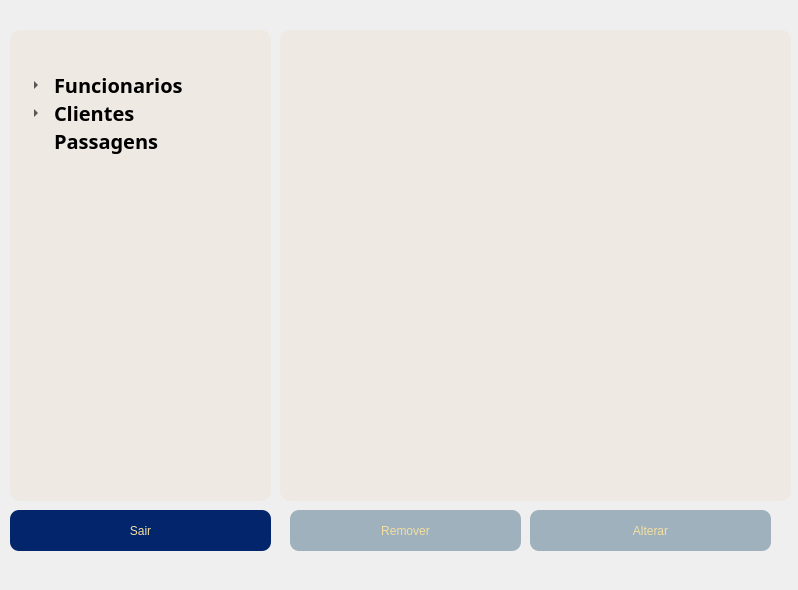
Qt form AirSys_Projeto_python/views/telaMenuGerente/telaMenuGerente.ui (WagnoLeaoSergio/Projeto-AirSys) before a commit.
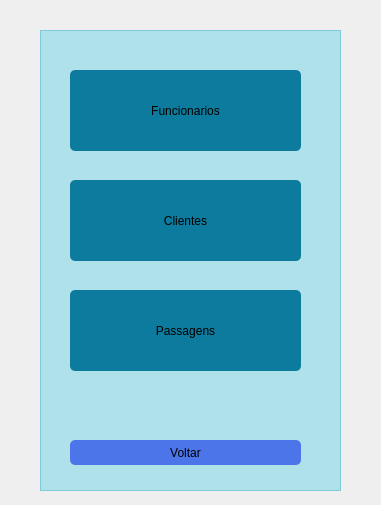
The same form after that commit. Icons and pictures are not drawn.

Commit message: implementado funcionalidade de alterar campos das entidades e criadas o restante das telas

The edit to the form file:
```diff
--- a/AirSys_Projeto_python/views/telaMenuGerente/telaMenuGerente.ui
+++ b/AirSys_Projeto_python/views/telaMenuGerente/telaMenuGerente.ui
@@ -6,212 +6,88 @@
    <rect>
     <x>0</x>
     <y>0</y>
-    <width>798</width>
-    <height>590</height>
+    <width>381</width>
+    <height>505</height>
    </rect>
   </property>
   <property name="windowTitle">
    <string>AirSys - Menu</string>
   </property>
   <property name="styleSheet">
-   <string notr="true">#telaMenuGerente
+   <string notr="true">#telaOpcoesGerente
 {
 background-image: url(:/fundos/fundo3.jpg);
 }
 
-#tabelaFuncionarios
+#frame
 {
-border-radius: 10px;
-background-color: rgba(239, 230, 221, 150);
+background-color: rgba(6, 190, 225, 70);
 }
 
-#frameListaOpcoes
+#botaoFuncionarios
 {
-border-radius: 10px;
-background-color: rgba(239, 230, 221, 150);
+border-radius: 5px;
+background-color: rgb(12, 123, 157);
+font: 14pt &quot;Noto Serif Malayalam&quot;;
 }
 
-#listaOpcoes
+#botaoFuncionarios:hover
 {
-font: 15pt &quot;MathJax_Size1&quot;;
-background-color: rgb(255, 255, 255, 0);
+border-radius: 5px;
+background-color: rgb(145, 206, 243);
+font: 14pt &quot;Noto Serif Malayalam&quot;;
+}
+
+#botaoClientes
+{
+border-radius: 5px;
+background-color: rgb(12, 123, 157);
+font: 14pt &quot;Noto Serif Malayalam&quot;;
+}
+
+#botaoClientes:hover
+{
+border-radius: 5px;
+background-color: rgb(145, 206, 243);
+font: 14pt &quot;Noto Serif Malayalam&quot;;
+}
+
+#botaoPassagens
+{
+border-radius: 5px;
+background-color: rgb(12, 123, 157);
+font: 14pt &quot;Noto Serif Malayalam&quot;;
+}
+
+#botaoPassagens:hover
+{
+border-radius: 5px;
+background-color: rgb(145, 206, 243);
+font: 14pt &quot;Noto Serif Malayalam&quot;;
 }
 
 #botaoVoltar
 {
-font: 14pt &quot;Bitstream Vera Sans&quot;;
-border-radius:9px;
-color: rgb(243, 223, 162);
-background-color: rgb(3, 37, 108);
+border-radius: 5px;
+background-color: rgb(75, 117, 232);
+font: 14pt &quot;Noto Serif Malayalam&quot;;
 }
+
 #botaoVoltar:hover
 {
-font: 14pt &quot;Bitstream Vera Sans&quot;;
-border-radius:9px;
-background-color: #6E8898;
-}
-
-#botaoRemover
-{
-font: 14pt &quot;Bitstream Vera Sans&quot;;
-border-radius:9px;
-color: rgb(243, 223, 162);
-background-color: #9FB1BC;
-}
-#botaoRemover:hover
-{
-font: 14pt &quot;Bitstream Vera Sans&quot;;
-border-radius:9px;
-background-color: #6E8898;
-}
-
-#botaoAlterar
-{
-font: 14pt &quot;Bitstream Vera Sans&quot;;
-border-radius:9px;
-color: rgb(243, 223, 162);
-background-color: #9FB1BC;
-}
-#botaoAlterar:hover
-{
-font: 14pt &quot;Bitstream Vera Sans&quot;;
-border-radius:9px;
-background-color: #6E8898;
+border-radius: 5px;
+background-color: rgb(121, 173, 255);
+font: 14pt &quot;Noto Serif Malayalam&quot;;
 }</string>
   </property>
   <widget class="QWidget" name="centralwidget">
-   <widget class="QTableWidget" name="tabelaFuncionarios">
+   <widget class="QFrame" name="frame">
     <property name="geometry">
      <rect>
-      <x>280</x>
+      <x>40</x>
       <y>30</y>
-      <width>511</width>
-      <height>471</height>
-     </rect>
-    </property>
-    <property name="font">
-     <font>
-      <pointsize>12</pointsize>
-     </font>
-    </property>
-    <property name="verticalScrollBarPolicy">
-     <enum>Qt::ScrollBarAlwaysOff</enum>
-    </property>
-    <property name="sizeAdjustPolicy">
-     <enum>QAbstractScrollArea::AdjustIgnored</enum>
-    </property>
-    <property name="autoScroll">
-     <bool>true</bool>
-    </property>
-    <property name="showDropIndicator" stdset="0">
-     <bool>false</bool>
-    </property>
-    <property name="alternatingRowColors">
-     <bool>false</bool>
-    </property>
-    <property name="selectionMode">
-     <enum>QAbstractItemView::SingleSelection</enum>
-    </property>
-    <property name="selectionBehavior">
-     <enum>QAbstractItemView::SelectRows</enum>
-    </property>
-    <property name="showGrid">
-     <bool>false</bool>
-    </property>
-    <property name="gridStyle">
-     <enum>Qt::NoPen</enum>
-    </property>
-    <property name="cornerButtonEnabled">
-     <bool>false</bool>
-    </property>
-    <attribute name="horizontalHeaderVisible">
-     <bool>false</bool>
-    </attribute>
-    <attribute name="horizontalHeaderDefaultSectionSize">
-     <number>101</number>
-    </attribute>
-    <attribute name="horizontalHeaderStretchLastSection">
-     <bool>false</bool>
-    </attribute>
-    <attribute name="verticalHeaderVisible">
-     <bool>false</bool>
-    </attribute>
-    <attribute name="verticalHeaderDefaultSectionSize">
-     <number>60</number>
-    </attribute>
-    <row>
-     <property name="text">
-      <string>New Row</string>
-     </property>
-    </row>
-    <row>
-     <property name="text">
-      <string>New Row</string>
-     </property>
-    </row>
-    <row>
-     <property name="text">
-      <string>New Row</string>
-     </property>
-    </row>
-    <row>
-     <property name="text">
-      <string>New Row</string>
-     </property>
-    </row>
-    <row>
-     <property name="text">
-      <string>New Row</string>
-     </property>
-    </row>
-    <row>
-     <property name="text">
-      <string>New Row</string>
-     </property>
-    </row>
-    <row>
-     <property name="text">
-      <string>New Row</string>
-     </property>
-    </row>
-    <row>
-     <property name="text">
-      <string>New Row</string>
-     </property>
-    </row>
-    <column>
-     <property name="text">
-      <string>New Column</string>
-     </property>
-    </column>
-    <column>
-     <property name="text">
-      <string>codigo</string>
-     </property>
-    </column>
-    <column>
-     <property name="text">
-      <string>nome</string>
-     </property>
-    </column>
-    <column>
-     <property name="text">
-      <string>cpf</string>
-     </property>
-    </column>
-    <column>
-     <property name="text">
-      <string>numVendas</string>
-     </property>
-    </column>
-   </widget>
-   <widget class="QFrame" name="frameListaOpcoes">
-    <property name="geometry">
-     <rect>
-      <x>10</x>
-      <y>30</y>
-      <width>261</width>
-      <height>471</height>
+      <width>301</width>
+      <height>461</height>
      </rect>
     </property>
     <property name="frameShape">
@@ -220,159 +96,59 @@
     <property name="frameShadow">
      <enum>QFrame::Raised</enum>
     </property>
-    <widget class="QTreeWidget" name="listaOpcoes">
+    <widget class="QPushButton" name="botaoFuncionarios">
      <property name="geometry">
       <rect>
-       <x>10</x>
+       <x>30</x>
        <y>40</y>
-       <width>241</width>
-       <height>361</height>
+       <width>231</width>
+       <height>81</height>
       </rect>
      </property>
-     <property name="font">
-      <font>
-       <family>MathJax_Size1</family>
-       <pointsize>15</pointsize>
-       <weight>50</weight>
-       <italic>false</italic>
-       <bold>false</bold>
-      </font>
+     <property name="text">
+      <string>Funcionarios</string>
      </property>
-     <property name="styleSheet">
-      <string notr="true"/>
+    </widget>
+    <widget class="QPushButton" name="botaoClientes">
+     <property name="geometry">
+      <rect>
+       <x>30</x>
+       <y>150</y>
+       <width>231</width>
+       <height>81</height>
+      </rect>
      </property>
-     <property name="autoScroll">
-      <bool>false</bool>
+     <property name="text">
+      <string>Clientes</string>
      </property>
-     <property name="editTriggers">
-      <set>QAbstractItemView::EditKeyPressed</set>
+    </widget>
+    <widget class="QPushButton" name="botaoPassagens">
+     <property name="geometry">
+      <rect>
+       <x>30</x>
+       <y>260</y>
+       <width>231</width>
+       <height>81</height>
+      </rect>
      </property>
-     <property name="selectionMode">
-      <enum>QAbstractItemView::SingleSelection</enum>
+     <property name="text">
+      <string>Passagens</string>
      </property>
-     <property name="indentation">
-      <number>30</number>
+    </widget>
+    <widget class="QPushButton" name="botaoVoltar">
+     <property name="geometry">
+      <rect>
+       <x>30</x>
+       <y>410</y>
+       <width>231</width>
+       <height>25</height>
+      </rect>
      </property>
-     <property name="uniformRowHeights">
-      <bool>false</bool>
+     <property name="text">
+      <string>Voltar</string>
      </property>
-     <property name="sortingEnabled">
-      <bool>false</bool>
-     </property>
-     <property name="allColumnsShowFocus">
-      <bool>false</bool>
-     </property>
-     <attribute name="headerVisible">
-      <bool>false</bool>
-     </attribute>
-     <attribute name="headerCascadingSectionResizes">
-      <bool>true</bool>
-     </attribute>
-     <attribute name="headerMinimumSectionSize">
-      <number>30</number>
-     </attribute>
-     <column>
-      <property name="text">
-       <string>Opções</string>
-      </property>
-      <property name="textAlignment">
-       <set>AlignCenter</set>
-      </property>
-     </column>
-     <item>
-      <property name="text">
-       <string>Funcionarios</string>
-      </property>
-      <property name="font">
-       <font>
-        <weight>75</weight>
-        <bold>true</bold>
-       </font>
-      </property>
-      <item>
-       <property name="text">
-        <string>Registrar</string>
-       </property>
-      </item>
-     </item>
-     <item>
-      <property name="text">
-       <string>Clientes</string>
-      </property>
-      <property name="font">
-       <font>
-        <weight>75</weight>
-        <bold>true</bold>
-       </font>
-      </property>
-      <item>
-       <property name="text">
-        <string>Registrar</string>
-       </property>
-      </item>
-     </item>
-     <item>
-      <property name="text">
-       <string>Passagens</string>
-      </property>
-      <property name="font">
-       <font>
-        <weight>75</weight>
-        <bold>true</bold>
-       </font>
-      </property>
-     </item>
     </widget>
    </widget>
-   <widget class="QPushButton" name="botaoVoltar">
-    <property name="geometry">
-     <rect>
-      <x>10</x>
-      <y>510</y>
-      <width>261</width>
-      <height>41</height>
-     </rect>
-    </property>
-    <property name="text">
-     <string>Sair</string>
-    </property>
-   </widget>
-   <widget class="QPushButton" name="botaoRemover">
-    <property name="geometry">
-     <rect>
-      <x>290</x>
-      <y>510</y>
-      <width>231</width>
-      <height>41</height>
-     </rect>
-    </property>
-    <property name="text">
-     <string>Remover</string>
-    </property>
-   </widget>
-   <widget class="QPushButton" name="botaoAlterar">
-    <property name="geometry">
-     <rect>
-      <x>530</x>
-      <y>510</y>
-      <width>241</width>
-      <height>41</height>
-     </rect>
-    </property>
-    <property name="text">
-     <string>Alterar</string>
-    </property>
-   </widget>
-  </widget>
-  <widget class="QMenuBar" name="menubar">
-   <property name="geometry">
-    <rect>
-     <x>0</x>
-     <y>0</y>
-     <width>798</width>
-     <height>22</height>
-    </rect>
-   </property>
   </widget>
  </widget>
  <resources>
```
Left out of the diff: 8 changed lines with no effect on the pictures. The commit also changes 12 other files.
